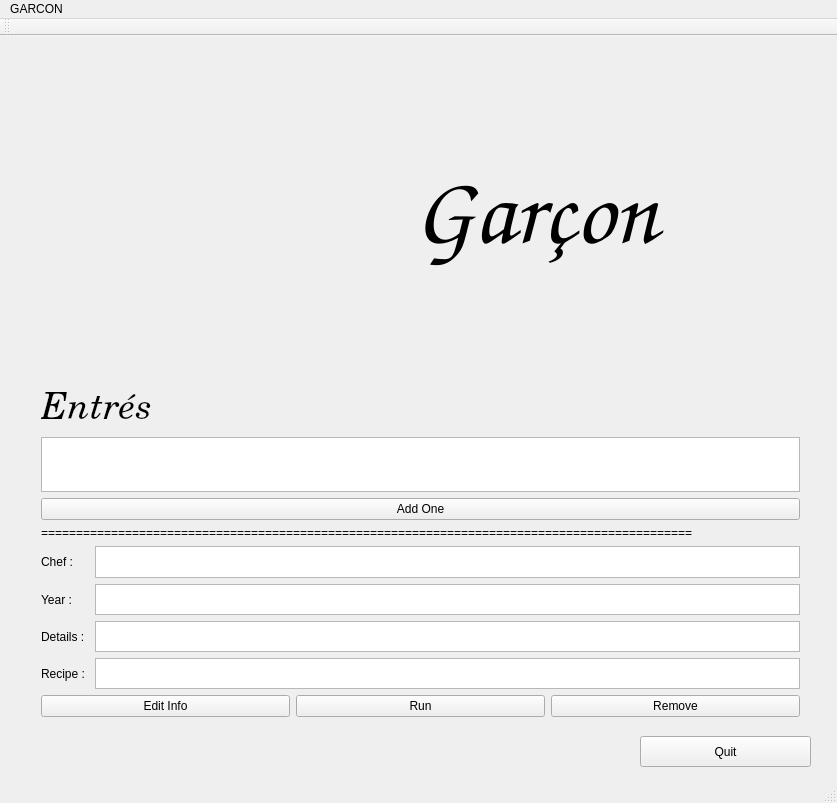
The window that VRMenu/VR_GUI/GUI/VRMenu/mainwindow.ui (ktgilgen/garcon) describes before a commit, drawn with Qt 5.
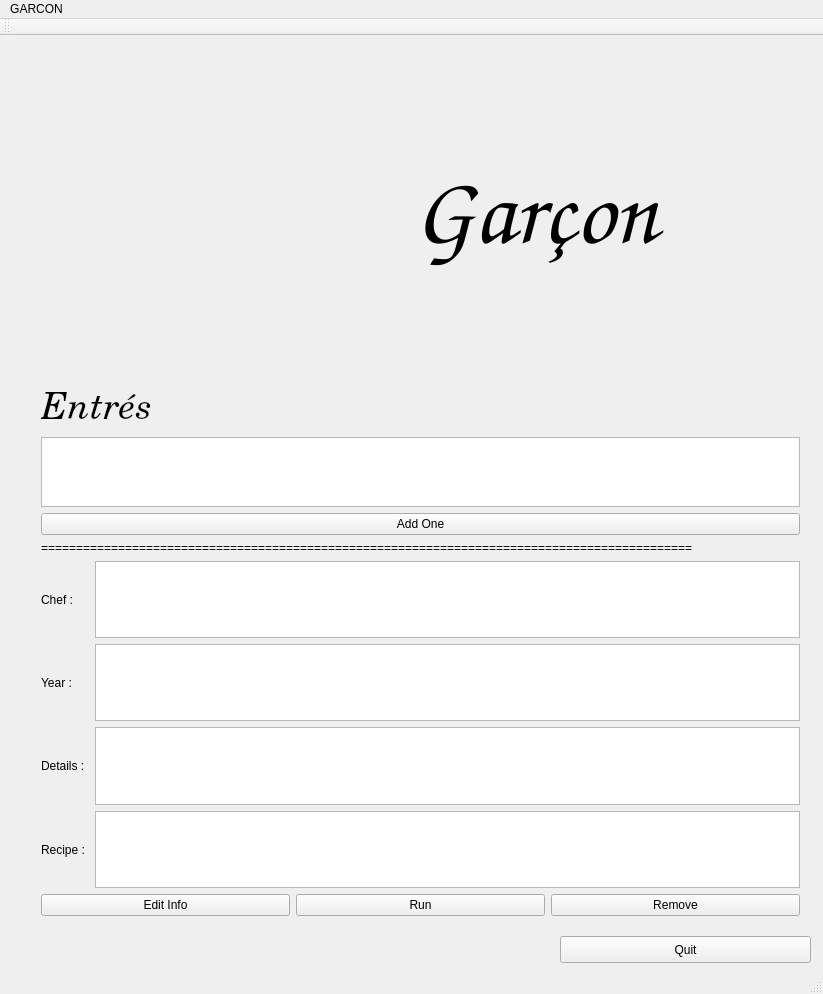
The same window after the commit. Icons and pictures are not drawn.

Commit message: Reverted MainWindow screen to original

Diff of the .ui file:
```diff
--- a/VRMenu/VR_GUI/GUI/VRMenu/mainwindow.ui
+++ b/VRMenu/VR_GUI/GUI/VRMenu/mainwindow.ui
@@ -6,8 +6,8 @@
    <rect>
     <x>0</x>
     <y>0</y>
-    <width>837</width>
-    <height>803</height>
+    <width>823</width>
+    <height>994</height>
    </rect>
   </property>
   <property name="windowTitle">
@@ -62,7 +62,7 @@
       <x>30</x>
       <y>330</y>
       <width>781</width>
-      <height>361</height>
+      <height>561</height>
      </rect>
     </property>
     <layout class="QVBoxLayout" name="mainMenu">
@@ -175,10 +175,10 @@
    <widget class="QPushButton" name="QuitButton">
     <property name="geometry">
      <rect>
-      <x>640</x>
-      <y>700</y>
-      <width>171</width>
-      <height>31</height>
+      <x>560</x>
+      <y>900</y>
+      <width>251</width>
+      <height>27</height>
      </rect>
     </property>
     <property name="text">
@@ -191,7 +191,7 @@
     <rect>
      <x>0</x>
      <y>0</y>
-     <width>837</width>
+     <width>823</width>
      <height>25</height>
     </rect>
    </property>
```
The commit also changes 2 other files.
